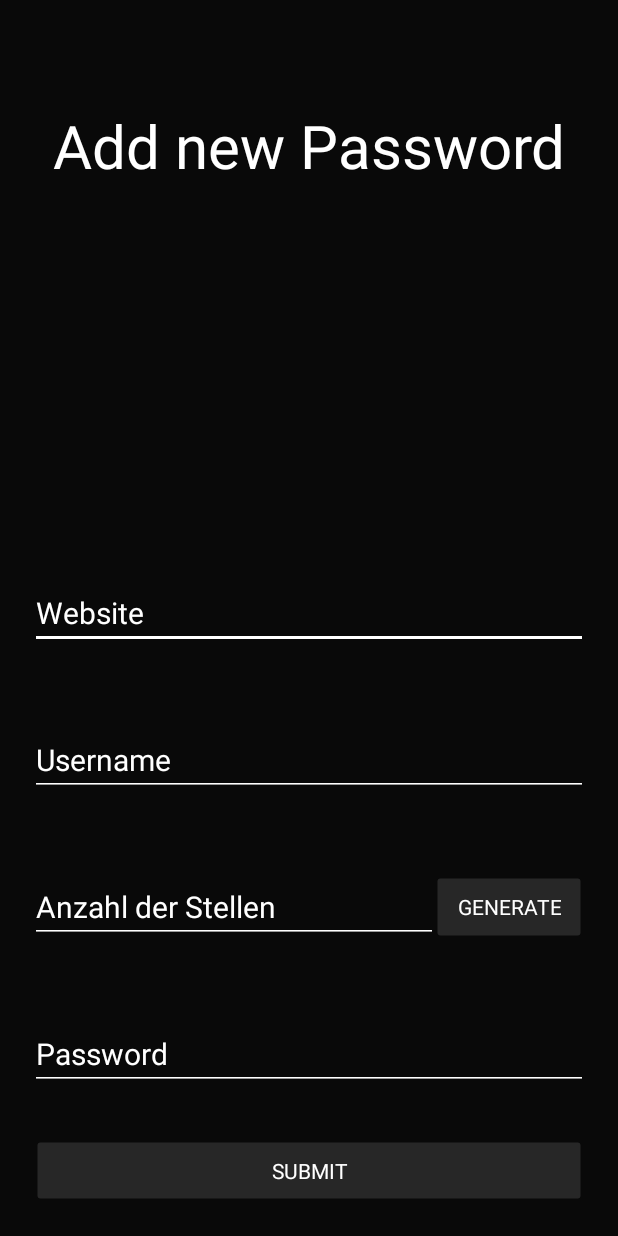
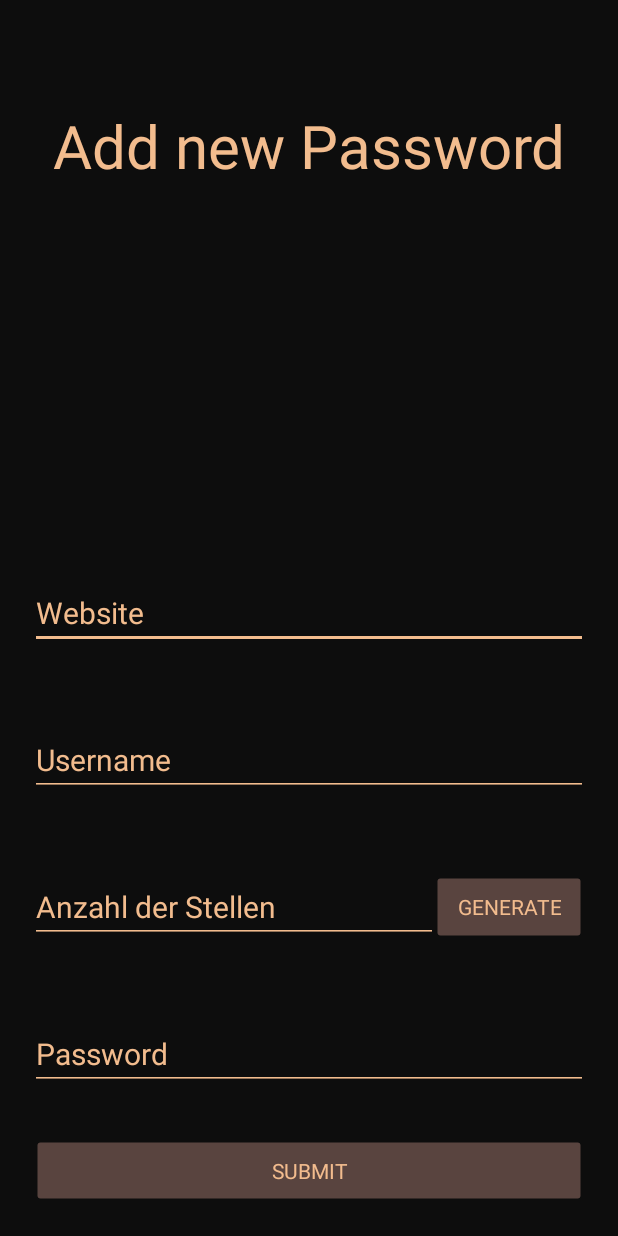
Before and after one commit to FlorianDitt/PassManager, an Android app: the AddPasswordActivity screen opened directly, with no data from a screen before it, on a phone screen of 412 x 824 dp. Run offline under Robolectric (Android 15) with nearby library versions, the phone set to English and light mode, and no system bars.

Commit message:
fix: Color

```diff
--- a/app/src/main/res/drawable/mybutton.xml
+++ b/app/src/main/res/drawable/mybutton.xml
@@ -3,8 +3,8 @@
     <item>
         <shape xmlns:android="http://schemas.android.com/apk/res/android"
             android:shape="rectangle">
-            <gradient android:startColor="@color/Very_dark_gray"
-                android:endColor="@color/Very_dark_gray"
+            <gradient android:startColor="@color/Theme2"
+                android:endColor="@color/Theme2"
                 android:angle="270" />
             <corners android:radius="2dp" />
             <stroke android:width="10dp" android:color="@color/transparent" />
--- a/app/src/main/res/layout/activity_add_password.xml
+++ b/app/src/main/res/layout/activity_add_password.xml
@@ -4,7 +4,7 @@
     xmlns:tools="http://schemas.android.com/tools"
     android:layout_width="match_parent"
     android:layout_height="match_parent"
-    android:background="@color/Background"
+    android:background="@color/Theme1"
     tools:context=".AddPasswordActivity">
 
     <TextView
@@ -15,7 +15,7 @@
         android:layout_marginRight="20dp"
         android:gravity="center"
         android:text="Add new Password"
-        android:textColor="@color/white"
+        android:textColor="@color/Theme5"
         android:textSize="40dp" />
 
     <com.google.android.material.textfield.TextInputEditText
@@ -27,7 +27,7 @@
         android:layout_marginRight="20dp"
         android:hint="Website"
         android:inputType="text"
-        android:textColor="@color/white"
+        android:textColor="@color/Theme5"
         android:textSize="20dp"
         android:theme="@style/EditTextColor" />
 
@@ -41,7 +41,7 @@
         android:layout_marginRight="20dp"
         android:hint="Username"
         android:inputType="text"
-        android:textColor="@color/white"
+        android:textColor="@color/Theme5"
         android:textSize="20dp"
         android:theme="@style/EditTextColor" />
 
@@ -66,7 +66,7 @@
         android:layout_marginRight="120dp"
         android:hint="Anzahl der Stellen"
         android:inputType="text"
-        android:textColor="@color/white"
+        android:textColor="@color/Theme5"
         android:textSize="20dp"
         android:theme="@style/EditTextColor" />
 
@@ -80,7 +80,7 @@
         android:layout_marginRight="20dp"
         android:hint="Password"
         android:inputType="text"
-        android:textColor="@color/white"
+        android:textColor="@color/Theme5"
         android:textSize="20dp"
         android:theme="@style/EditTextColor" />
 
--- a/app/src/main/res/layout/activity_edit.xml
+++ b/app/src/main/res/layout/activity_edit.xml
@@ -4,7 +4,7 @@
     xmlns:tools="http://schemas.android.com/tools"
     android:layout_width="match_parent"
     android:layout_height="match_parent"
-    android:background="@color/Background"
+    android:background="@color/Theme1"
     tools:context=".EditActivity">
 
     <TextView
@@ -15,7 +15,7 @@
         android:layout_marginRight="20dp"
         android:gravity="center"
         android:text="Edit"
-        android:textColor="@color/white"
+        android:textColor="@color/Theme5"
         android:textSize="40dp" />
 
     <com.google.android.material.textfield.TextInputEditText
--- a/app/src/main/res/values-night/themes.xml
+++ b/app/src/main/res/values-night/themes.xml
@@ -1,9 +1,26 @@
 <resources xmlns:tools="http://schemas.android.com/tools">
     <!-- Base application theme. -->
     <style name="Theme.MyApplication" parent="Theme.AppCompat.DayNight.NoActionBar">
+
+        <item name="android:buttonStyle">@style/ButtonStyle</item>
+
     </style>
     <style name="EditTextColor">
         <item name="android:textColorHint">@color/white</item>
         <item name="android:backgroundTint">@color/white</item>
     </style>
+
+    <style name="ButtonStyle">
+        <item name="android:background">@drawable/mybutton</item>
+        <item name="android:textColor">@color/Theme5</item>
+        <item name="android:paddingLeft">18dp</item>
+        <item name="android:paddingRight">18dp</item>
+        <item name="android:height">47dp</item>
+        <item name="borderWidth">20dp</item>
+        <item name="android:textAllCaps">true</item>
+        <item name="android:focusable">true</item>
+        <item name="android:clickable">true</item>
+        <item name="android:textAppearance">?android:attr/textAppearanceSmallInverse</item>
+        <item name="android:gravity">center_vertical|center_horizontal</item>>
+    </style>
 </resources>
--- a/app/src/main/res/values/colors.xml
+++ b/app/src/main/res/values/colors.xml
@@ -14,7 +14,12 @@
     <color name="Dark_gray">#535353</color>
     <color name="Very_dark_gray">#272727</color>
     <color name="Very_dark_gray_mostly_black">#141414</color>
-    <color name="Background">#090909</color>
+    <color name="Background">#011F27</color>
     <color name="transparent">#000D0D0D</color>
     <color name="Green">#002700</color>
+    <color name="Theme1">#0D0D0D</color>
+    <color name="Theme2">#59443F</color>
+    <color name="Theme3">#8D7267</color>
+    <color name="Theme4">#BF9C88</color>
+    <color name="Theme5">#F2BC8E</color>
 </resources>
--- a/app/src/main/res/values/themes.xml
+++ b/app/src/main/res/values/themes.xml
@@ -8,7 +8,7 @@
 
     <style name="ButtonStyle">
         <item name="android:background">@drawable/mybutton</item>
-        <item name="android:textColor">@color/white</item>
+        <item name="android:textColor">@color/Theme5</item>
         <item name="android:paddingLeft">18dp</item>
         <item name="android:paddingRight">18dp</item>
         <item name="android:height">47dp</item>
@@ -23,7 +23,7 @@
     <style name="EditTextColor">
         <item name="android:radius">29dp</item>
         <item name="background">@color/Very_dark_gray_mostly_black</item>
-        <item name="android:textColorHint">@color/white</item>
-        <item name="android:backgroundTint">@color/white</item>
+        <item name="android:textColorHint">@color/Theme5</item>
+        <item name="android:backgroundTint">@color/Theme5</item>
     </style>
 </resources>
```
Also changed, not shown: app/src/main/res/layout/activity_login.xml (+5 -5 lines), app/src/main/res/layout/activity_main.xml (+6 -6 lines), app/src/main/res/layout/activity_sine_up.xml (+5 -5 lines).
